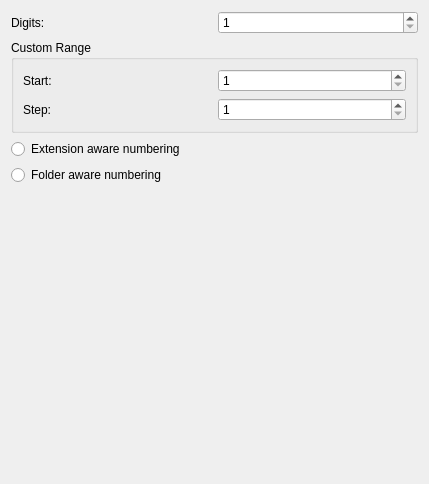
Old version of the form core/utilities/advancedrename/parser/options/sequencenumberoptiondialogwidget.ui in the repository RPhay/MyDigikam.
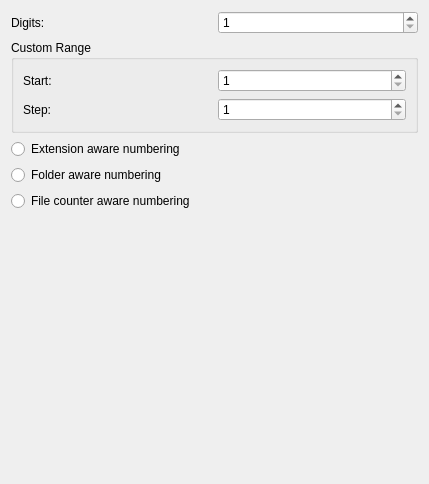
New version of the form.

Commit message: add increment file counter to Advanced Rename The sequence numbering has a option [c] or [c,step] now. BUGS: 324967 BUGS: 453275 FIXED-IN: 8.0.0

The edit to the form file:
```diff
--- a/core/utilities/advancedrename/parser/options/sequencenumberoptiondialogwidget.ui
+++ b/core/utilities/advancedrename/parser/options/sequencenumberoptiondialogwidget.ui
@@ -106,6 +106,13 @@
      </property>
     </widget>
    </item>
+   <item>
+    <widget class="QRadioButton" name="counterAware">
+     <property name="text">
+      <string>File counter aware numbering</string>
+     </property>
+    </widget>
+   </item>
    <item>
     <spacer name="verticalSpacer">
      <property name="orientation">
```
The commit also changes 4 other files.
